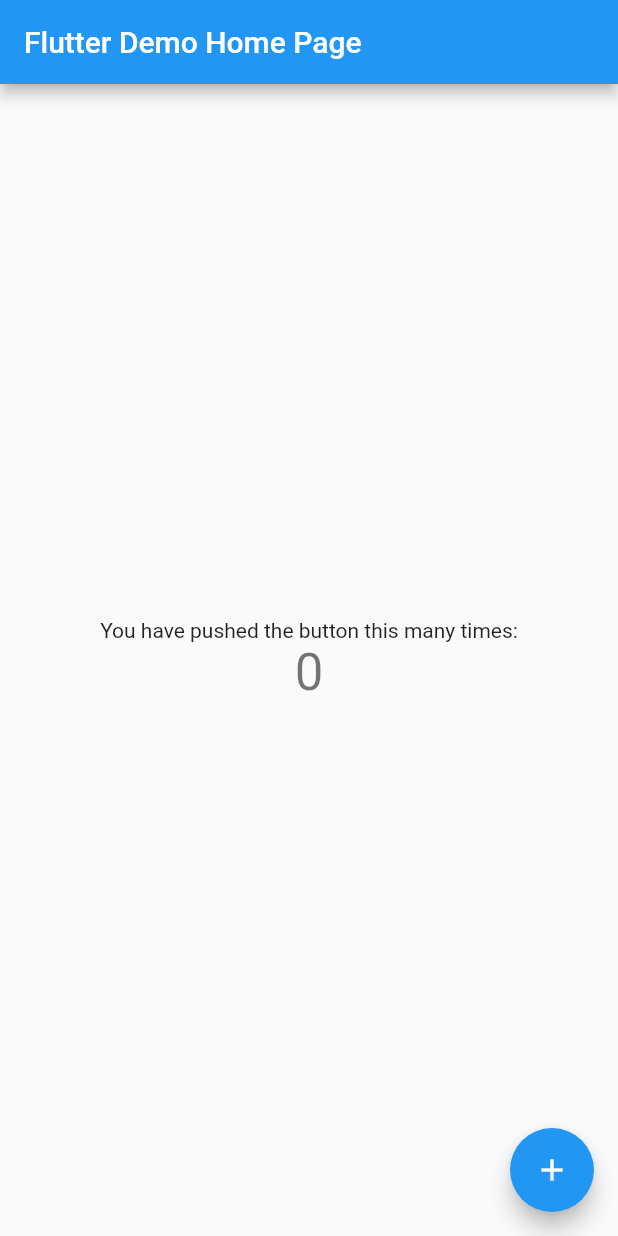
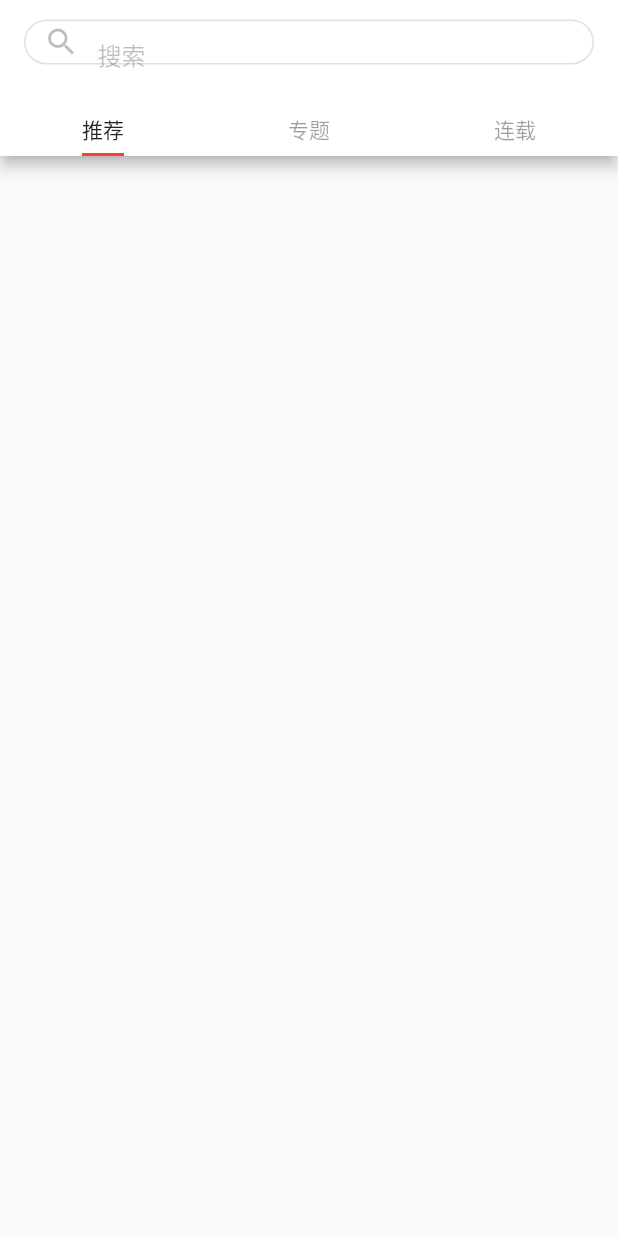
Before and after one commit to iSozL/flutter-jianshu, a Flutter app: the screen it shows after launch, on a phone screen of 412 x 824 dp. Run offline on Flutter 3.47's test engine with Material 2 defaults, Android fonts, the phone set to English and light mode, and no system bars.

Commit message:
finsh topBar layout

```diff
--- /dev/null
+++ b/jianshu/lib/base/data.dart
@@ -0,0 +1 @@
+var topBar = ["推荐", "专题", "连载"];
--- a/jianshu/lib/main.dart
+++ b/jianshu/lib/main.dart
@@ -1,111 +1,50 @@
+import 'dart:async';
 import 'package:flutter/material.dart';
+import 'package:jianshu/pages/home.dart';
+import 'package:flutter/services.dart';
 
-void main() => runApp(MyApp());
-
-class MyApp extends StatelessWidget {
-  // This widget is the root of your application.
-  @override
-  Widget build(BuildContext context) {
-    return MaterialApp(
-      title: 'Flutter Demo',
-      theme: ThemeData(
-        // This is the theme of your application.
-        //
-        // Try running your application with "flutter run". You'll see the
-        // application has a blue toolbar. Then, without quitting the app, try
-        // changing the primarySwatch below to Colors.green and then invoke
-        // "hot reload" (press "r" in the console where you ran "flutter run",
-        // or simply save your changes to "hot reload" in a Flutter IDE).
-        // Notice that the counter didn't reset back to zero; the application
-        // is not restarted.
-        primarySwatch: Colors.blue,
-      ),
-      home: MyHomePage(title: 'Flutter Demo Home Page'),
-    );
-  }
+void main() {
+  runApp(new MaterialApp(
+    title: '启动图',
+    theme: new ThemeData(
+        brightness: Brightness.light,
+        backgroundColor: Colors.white,
+        platform: TargetPlatform.iOS),
+    home: new SplashScreen(),
+    routes: <String, WidgetBuilder>{
+      '/home': (BuildContext context) => new HomePage()
+    },
+  ));
 }
 
-class MyHomePage extends StatefulWidget {
-  MyHomePage({Key key, this.title}) : super(key: key);
+class SplashScreen extends StatefulWidget {
+  @override
+  _SplashScreenState createState() => new _SplashScreenState();
+}
 
-  // This widget is the home page of your application. It is stateful, meaning
-  // that it has a State object (defined below) that contains fields that affect
-  // how it looks.
+class _SplashScreenState extends State<SplashScreen> {
+  startTime() async {
+    //设置启动图生效时间
+    var _duration = new Duration(seconds: 1);
+    return new Timer(_duration, navigationPage);
+  }
 
-  // This class is the configuration for the state. It holds the values (in this
-  // case the title) provided by the parent (in this case the App widget) and
-  // used by the build method of the State. Fields in a Widget subclass are
-  // always marked "final".
-
-  final String title;
+  void navigationPage() {
+    Navigator.of(context).pushReplacementNamed('/home');
+  }
 
   @override
-  _MyHomePageState createState() => _MyHomePageState();
-}
-
-class _MyHomePageState extends State<MyHomePage> {
-  int _counter = 0;
-
-  void _incrementCounter() {
-    setState(() {
-      // This call to setState tells the Flutter framework that something has
-      // changed in this State, which causes it to rerun the build method below
-      // so that the display can reflect the updated values. If we changed
-      // _counter without calling setState(), then the build method would not be
-      // called again, and so nothing would appear to happen.
-      _counter++;
-    });
+  void initState() {
+    super.initState();
+    startTime();
   }
 
   @override
   Widget build(BuildContext context) {
-    // This method is rerun every time setState is called, for instance as done
-    // by the _incrementCounter method above.
-    //
-    // The Flutter framework has been optimized to make rerunning build methods
-    // fast, so that you can just rebuild anything that needs updating rather
-    // than having to individually change instances of widgets.
-    return Scaffold(
-      appBar: AppBar(
-        // Here we take the value from the MyHomePage object that was created by
-        // the App.build method, and use it to set our appbar title.
-        title: Text(widget.title),
+    return new Scaffold(
+      body: new Center(
+        child: new Image.asset('assets/images/icon.ico'),
       ),
-      body: Center(
-        // Center is a layout widget. It takes a single child and positions it
-        // in the middle of the parent.
-        child: Column(
-          // Column is also layout widget. It takes a list of children and
-          // arranges them vertically. By default, it sizes itself to fit its
-          // children horizontally, and tries to be as tall as its parent.
-          //
-          // Invoke "debug painting" (press "p" in the console, choose the
-          // "Toggle Debug Paint" action from the Flutter Inspector in Android
-          // Studio, or the "Toggle Debug Paint" command in Visual Studio Code)
-          // to see the wireframe for each widget.
-          //
-          // Column has various properties to control how it sizes itself and
-          // how it positions its children. Here we use mainAxisAlignment to
-          // center the children vertically; the main axis here is the vertical
-          // axis because Columns are vertical (the cross axis would be
-          // horizontal).
-          mainAxisAlignment: MainAxisAlignment.center,
-          children: <Widget>[
-            Text(
-              'You have pushed the button this many times:',
-            ),
-            Text(
-              '$_counter',
-              style: Theme.of(context).textTheme.display1,
-            ),
-          ],
-        ),
-      ),
-      floatingActionButton: FloatingActionButton(
-        onPressed: _incrementCounter,
-        tooltip: 'Increment',
-        child: Icon(Icons.add),
-      ), // This trailing comma makes auto-formatting nicer for build methods.
     );
   }
 }
--- /dev/null
+++ b/jianshu/lib/pages/home.dart
@@ -0,0 +1,13 @@
+import 'package:flutter/material.dart';
+import '../topbar/topBar.dart';
+
+class HomePage extends StatelessWidget {
+  @override
+  Widget build(BuildContext context) {
+    // TODO: implement build
+    return MaterialApp(
+        theme: ThemeData(
+            primaryColor: Colors.white, dividerColor: Color(0xffeeeeee)),
+        home: TopBar());
+  }
+}
--- /dev/null
+++ b/jianshu/lib/topbar/topBar.dart
@@ -0,0 +1,48 @@
+import 'package:flutter/material.dart';
+import '../base/data.dart';
+class TopBar extends StatelessWidget {
+  const TopBar({Key key}) : super(key: key);
+
+  @override
+  Widget build(BuildContext context) {
+    return DefaultTabController(
+      length: topBar.length,
+      child: Scaffold(
+        appBar: AppBar(
+            bottom: TabBar(
+              unselectedLabelColor: Colors.black38,
+              indicatorColor: Colors.red,
+              indicatorWeight: 2.0,
+              indicatorSize: TabBarIndicatorSize.label,
+              tabs: topBar
+                  .map((String name) => Container(
+                        child: Text(
+                          name,
+                        ),
+                        padding: const EdgeInsets.only(bottom: 5.0),
+                      ))
+                  .toList(),
+            ),
+            title: Container(
+              height: 30,
+              decoration: BoxDecoration(
+                border: new Border.all(color: Colors.black12), // 边色与边宽度
+                //        borderRadius: new BorderRadius.circular((20.0)), // 圆角度
+                borderRadius: new BorderRadius.circular(30),
+              ),
+              child: TextField(
+                decoration: InputDecoration(
+                    contentPadding: new EdgeInsets.only(left: 10.0),
+                    hintText: "搜索",
+                    hintStyle: TextStyle(color: Colors.black26),
+                    border: InputBorder.none,
+                    prefixIcon: Icon(
+                      Icons.search,
+                      color: Colors.black26,
+                    )),
+              ),
+            )),
+      ),
+    );
+  }
+}
--- a/jianshu/pubspec.yaml
+++ b/jianshu/pubspec.yaml
@@ -44,7 +44,9 @@ flutter:
   # assets:
   #  - images/a_dot_burr.jpeg
   #  - images/a_dot_ham.jpeg
-
+  assets:
+   - assets/images/icon.ico
+   - assets/images/
   # An image asset can refer to one or more resolution-specific "variants", see
   # https://flutter.dev/assets-and-images/#resolution-aware.
 
```
Also changed, not shown: jianshu/lib/pages/diamonds.dart (added), jianshu/lib/pages/follow.dart (added), jianshu/lib/pages/message.dart (added), jianshu/lib/pages/mine.dart (added), 1 other file.
